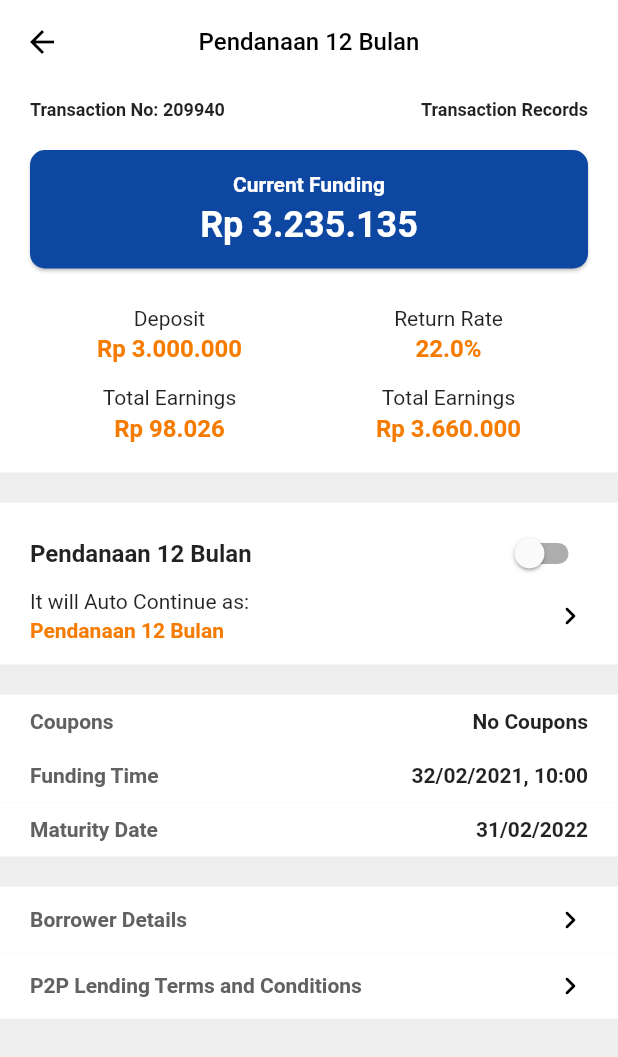
After one commit to chelseaislan/MyAssets, a Flutter app: the LendingDetail screen opened directly, on a phone screen of 412 x 824 dp. The commit adds this screen. Shown: the top 1057 px of the screen. Run offline on Flutter 3.47's test engine with Material 2 defaults, Android fonts, the phone set to English and light mode, and no system bars.

Commit message:
Commit #5

```diff
--- a/lib/main_screens/my_funds.dart
+++ b/lib/main_screens/my_funds.dart
@@ -1,4 +1,5 @@
 import 'package:flutter/material.dart';
+import 'package:flutter_myassets/server_side/lending_detail.dart';
 
 class MyFunds extends StatefulWidget {
   @override
@@ -40,7 +41,15 @@ class _MyFundsState extends State<MyFunds> {
                 margin: EdgeInsets.fromLTRB(10, 10, 10, 10),
                 child: Column(
                   children: [
-                    activeLendingContainer("12", "3.243.000", "3.000", "102"),
+                    GestureDetector(
+                        onTap: () {
+                          Navigator.push(context,
+                              MaterialPageRoute(builder: (context) {
+                            return LendingDetail();
+                          }));
+                        },
+                        child: activeLendingContainer(
+                            "12", "3.243.000", "3.000", "102")),
                     activeLendingContainer("12", "3.243.000", "3.000", "102"),
                     activeLendingContainer("12", "3.243.000", "3.000", "102"),
                     activeLendingContainer("12", "3.243.000", "3.000", "102"),
--- /dev/null
+++ b/lib/server_side/lending_detail.dart
@@ -0,0 +1,252 @@
+import 'package:flutter/material.dart';
+
+class LendingDetail extends StatefulWidget {
+  @override
+  _LendingDetailState createState() => _LendingDetailState();
+}
+
+class _LendingDetailState extends State<LendingDetail> {
+  @override
+  Widget build(BuildContext context) {
+    return Scaffold(
+      backgroundColor: Colors.grey[200],
+      appBar: AppBar(
+        iconTheme: IconThemeData(color: Colors.black),
+        title: Text(
+          "Pendanaan 12 Bulan",
+          style: TextStyle(color: Colors.black, fontSize: 16),
+        ),
+        centerTitle: true,
+        backgroundColor: Colors.white,
+        elevation: 0,
+      ),
+      body: ListView(
+        children: [
+          // First Detail Container
+          Container(
+            color: Colors.white,
+            child: Column(
+              children: [
+                trxNumberContainer(),
+                currentFundingCard(),
+                earningsContainer()
+              ],
+            ),
+          ),
+          SizedBox(height: 20),
+          autoContinueContainer(),
+          SizedBox(height: 20),
+          thirdDetailContainer("Coupons", "No Coupons"),
+          thirdDetailContainer("Funding Time", "32/02/2021, 10:00"),
+          thirdDetailContainer("Maturity Date", "31/02/2022"),
+          SizedBox(height: 20),
+          fourthDetailContainer(
+              "Borrower Details", Icons.keyboard_arrow_right_rounded),
+          fourthDetailContainer("P2P Lending Terms and Conditions",
+              Icons.keyboard_arrow_right_rounded),
+        ],
+      ),
+    );
+  }
+
+  Container fourthDetailContainer(text, icon) {
+    return Container(
+      color: Colors.white,
+      child: Container(
+        margin: EdgeInsets.fromLTRB(20, 10, 20, 10),
+        child: Row(
+          mainAxisAlignment: MainAxisAlignment.spaceBetween,
+          children: [
+            Text(
+              text,
+              style: TextStyle(
+                  color: Colors.grey[700], fontWeight: FontWeight.w600),
+            ),
+            Icon(
+              icon,
+              color: Colors.black,
+            ),
+          ],
+        ),
+      ),
+    );
+  }
+
+  Container thirdDetailContainer(text, value) {
+    return Container(
+      color: Colors.white,
+      child: Column(
+        children: [
+          Container(
+            margin: EdgeInsets.fromLTRB(20, 10, 20, 10),
+            child: Row(
+              mainAxisAlignment: MainAxisAlignment.spaceBetween,
+              children: [
+                Text(
+                  text,
+                  style: TextStyle(
+                      fontWeight: FontWeight.w600, color: Colors.grey[700]),
+                ),
+                Text(
+                  value,
+                  style: TextStyle(
+                    fontWeight: FontWeight.w600,
+                  ),
+                ),
+              ],
+            ),
+          ),
+        ],
+      ),
+    );
+  }
+
+  Container autoContinueContainer() {
+    return Container(
+      color: Colors.white,
+      child: Container(
+        margin: EdgeInsets.fromLTRB(20, 10, 20, 10),
+        child: Column(
+          crossAxisAlignment: CrossAxisAlignment.start,
+          children: [
+            Row(
+              mainAxisAlignment: MainAxisAlignment.spaceBetween,
+              children: [
+                Text(
+                  "Pendanaan 12 Bulan",
+                  style: TextStyle(fontSize: 16, fontWeight: FontWeight.w600),
+                ),
+                Switch(
+                  value: false,
+                  onChanged: (value) {},
+                )
+              ],
+            ),
+            Container(
+              margin: EdgeInsets.only(bottom: 5),
+              child: Row(
+                mainAxisAlignment: MainAxisAlignment.spaceBetween,
+                children: [
+                  Column(
+                    crossAxisAlignment: CrossAxisAlignment.start,
+                    children: [
+                      Container(
+                          margin: EdgeInsets.only(bottom: 3),
+                          child: Text("It will Auto Continue as:")),
+                      Text(
+                        "Pendanaan 12 Bulan",
+                        style: TextStyle(
+                            fontWeight: FontWeight.w600,
+                            color: Colors.orange[700]),
+                      ),
+                    ],
+                  ),
+                  Icon(
+                    Icons.keyboard_arrow_right_rounded,
+                    color: Colors.black,
+                  ),
+                ],
+              ),
+            ),
+          ],
+        ),
+      ),
+    );
+  }
+
+  Container earningsContainer() {
+    return Container(
+      margin: EdgeInsets.fromLTRB(20, 5, 20, 5),
+      child: Row(
+        mainAxisAlignment: MainAxisAlignment.spaceAround,
+        children: [
+          Column(
+            children: [
+              earningsColumn("Deposit", "Rp 3.000.000"),
+              earningsColumn("Total Earnings", "Rp 98.026"),
+            ],
+          ),
+          Column(
+            children: [
+              earningsColumn("Return Rate", "22.0%"),
+              earningsColumn("Total Earnings", "Rp 3.660.000"),
+            ],
+          ),
+        ],
+      ),
+    );
+  }
+
+  Column earningsColumn(text, amount) {
+    return Column(
+      crossAxisAlignment: CrossAxisAlignment.center,
+      children: [
+        Container(margin: EdgeInsets.only(bottom: 3), child: Text(text)),
+        Container(
+          margin: EdgeInsets.only(bottom: 15),
+          child: Text(
+            amount,
+            style: TextStyle(
+                fontSize: 16,
+                fontWeight: FontWeight.w600,
+                color: Colors.orange[700]),
+          ),
+        ),
+      ],
+    );
+  }
+
+  Card currentFundingCard() {
+    return Card(
+      shape: RoundedRectangleBorder(borderRadius: BorderRadius.circular(10)),
+      color: Colors.blue[900],
+      margin: EdgeInsets.fromLTRB(20, 10, 20, 20),
+      child: Container(
+        margin: EdgeInsets.all(15),
+        child: Column(
+          crossAxisAlignment: CrossAxisAlignment.stretch,
+          children: [
+            Container(
+              margin: EdgeInsets.only(bottom: 5),
+              alignment: Alignment.center,
+              child: Text(
+                "Current Funding",
+                style:
+                    TextStyle(color: Colors.white, fontWeight: FontWeight.w600),
+              ),
+            ),
+            Container(
+              alignment: Alignment.center,
+              child: Text(
+                "Rp 3.235.135",
+                style: TextStyle(
+                    color: Colors.white,
+                    fontWeight: FontWeight.bold,
+                    fontSize: 24),
+              ),
+            ),
+          ],
+        ),
+      ),
+    );
+  }
+
+  Container trxNumberContainer() {
+    return Container(
+      margin: EdgeInsets.fromLTRB(20, 10, 20, 10),
+      child: Row(
+        mainAxisAlignment: MainAxisAlignment.spaceBetween,
+        children: [
+          Text(
+            "Transaction No: 209940",
+            style: TextStyle(fontSize: 12, fontWeight: FontWeight.w600),
+          ),
+          Text(
+            "Transaction Records",
+            style: TextStyle(fontSize: 12, fontWeight: FontWeight.w600),
+          ),
+        ],
+      ),
+    );
+  }
+}
--- a/lib/server_side/start_lending.dart
+++ b/lib/server_side/start_lending.dart
@@ -61,7 +61,7 @@ class _StartLendingState extends State<StartLending> {
                     width: MediaQuery.of(context).size.width,
                     child: ElevatedButton(
                       onPressed: () {
-                        Navigator.push(context,
+                        Navigator.pushReplacement(context,
                             MaterialPageRoute(builder: (context) {
                           return VATransfer();
                         }));
```
